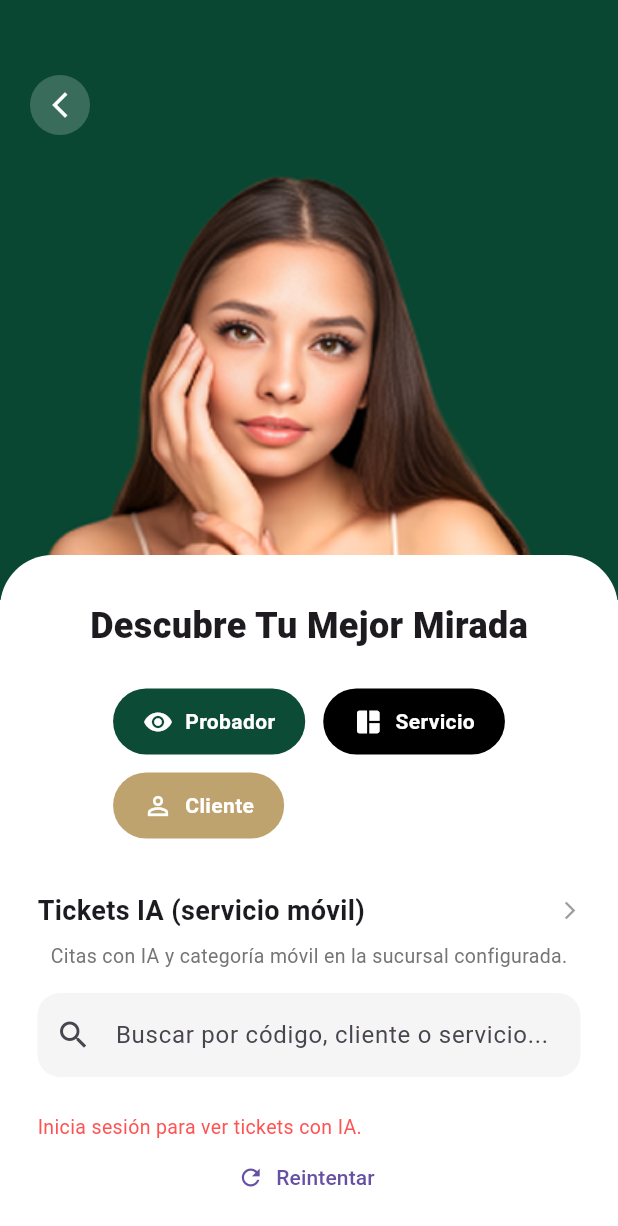
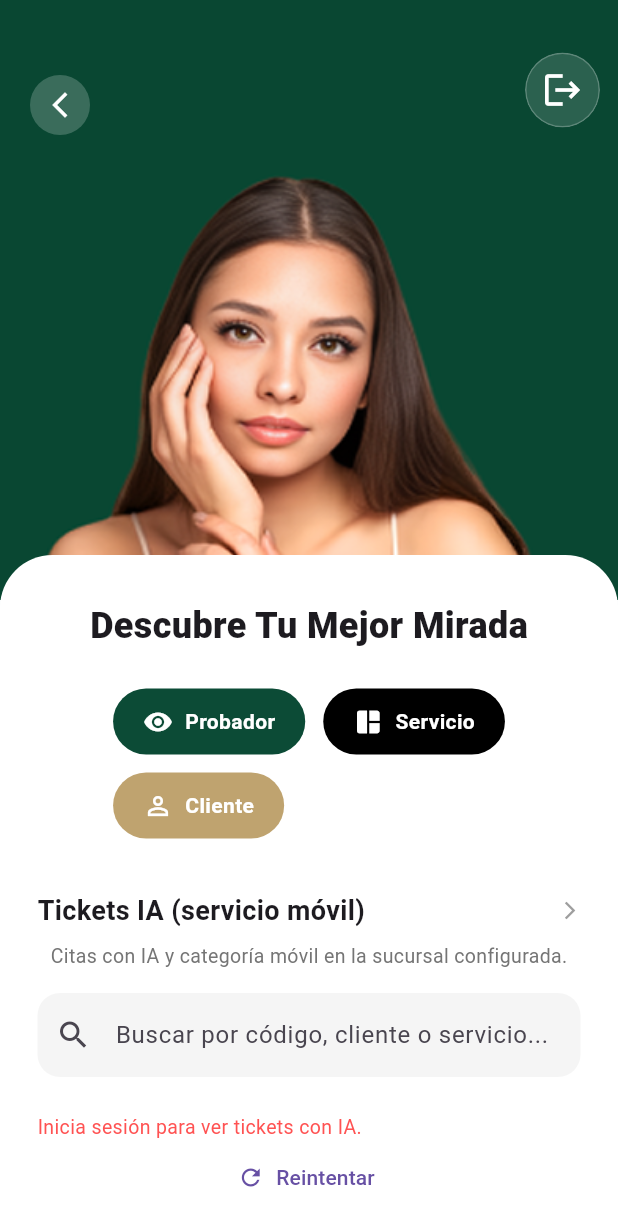
Before and after one commit to choquecanavirijason-source/fluttermovil, a Flutter app: the HomePage screen opened by its route, on a phone screen of 412 x 824 dp. Shown: the top 1226 px of the screen. Run offline on Flutter 3.47's test engine with Material 3 defaults, Android fonts, the phone set to English and light mode, and no system bars; our stand-ins replace camera, flutter_slidable, go_router, permission_handler, shared_preferences; accounts and stored records are empty.

Commit message:
nuevos cambios

```diff
--- a/lib/core/config/api_config.dart
+++ b/lib/core/config/api_config.dart
@@ -1,6 +1,6 @@
 /// Configuración central de la API (mismo esquema que Swagger en `/api/docs`).
 class ApiConfig {
-  static const String host = 'http://136.115.241.231';
+  static const String host = 'http://34.55.150.142';
   static const String apiPrefix = '/api';
 
   /// Rutas relativas al prefijo `/api` (sin duplicar).
--- a/lib/screens/Home.dart
+++ b/lib/screens/Home.dart
@@ -8,6 +8,43 @@ import 'package:test_face/core/models/mobile_appointment.dart';
 import 'package:test_face/core/services/agenda_service.dart';
 import 'package:test_face/core/services/auth_service.dart';
 import 'package:test_face/screens/probador.dart';
+
+class _LogoutButton extends StatelessWidget {
+  const _LogoutButton();
+
+  @override
+  Widget build(BuildContext context) {
+    return Positioned(
+      top: 35,
+      right: 12,
+      child: GestureDetector(
+        onTap: () async {
+          await AuthService.logout();
+          if (context.mounted) context.go('/');
+        },
+        child: ClipRRect(
+          borderRadius: BorderRadius.circular(80),
+          child: BackdropFilter(
+            filter: ui.ImageFilter.blur(sigmaX: 10, sigmaY: 10),
+            child: Container(
+              padding: const EdgeInsets.all(10),
+              decoration: BoxDecoration(
+                color: Colors.white.withValues(alpha: 0.14),
+                shape: BoxShape.circle,
+                border: Border.all(color: Colors.white24),
+              ),
+              child: const Icon(
+                Icons.logout,
+                color: Colors.white,
+                size: 28,
+              ),
+            ),
+          ),
+        ),
+      ),
+    );
+  }
+}
 
 class HomePage extends StatefulWidget {
   const HomePage({super.key});
@@ -116,6 +153,7 @@ class _HomePageState extends State<HomePage> {
                   child: _safeImage("assets/chica2.png"),
                 ),
                 EyeTrackingBackButton(onTap: () => Navigator.pop(context)),
+                const _LogoutButton(),
               ],
             ),
 
@@ -302,7 +340,7 @@ class EyeTrackingBackButton extends StatelessWidget {
             filter: ui.ImageFilter.blur(sigmaX: 10, sigmaY: 10),
             child: Container(
               padding: const EdgeInsets.all(10),
-              color: Colors.white.withOpacity(0.2),
+              color: Colors.white.withValues(alpha: 0.2),
               child: const Icon(Icons.arrow_back_ios_new, color: Colors.white, size: 20),
             ),
           ),
--- a/pubspec.yaml
+++ b/pubspec.yaml
@@ -41,6 +41,7 @@ dependencies:
   permission_handler: ^11.3.1
   go_router: ^17.0.0
   flutter_slidable: ^3.0.0
+  shared_preferences: ^2.3.2
 
 dev_dependencies:
   flutter_test:
```
Also changed, not shown: lib/core/services/auth_service.dart (+28 -0 lines), lib/main.dart (+4 -3 lines), lib/router/router.dart (+8 -7 lines), pubspec.lock, 6 other files.
